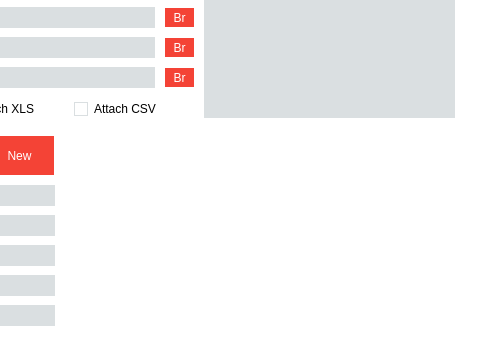
Old version of the form reporter.ui in the repository Davebudil/reporter; both pictures show x 386 to 866 and y 257 to 602 of the 866 by 602 pixel window.
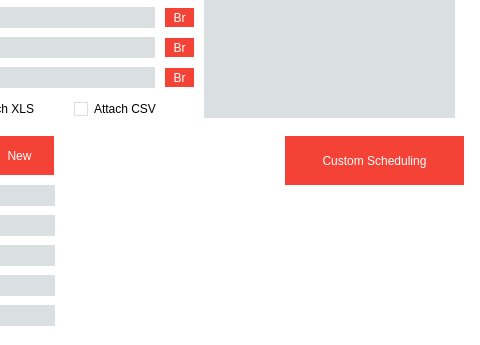
New version of the form. Icons and pictures are not drawn.

Commit message: Almost done with scheduling system and export

The edit to the form file:
```diff
--- a/reporter.ui
+++ b/reporter.ui
@@ -2719,6 +2719,19 @@
        </rect>
       </property>
      </widget>
+     <widget class="QToolButton" name="toolButton_4">
+      <property name="geometry">
+       <rect>
+        <x>670</x>
+        <y>370</y>
+        <width>181</width>
+        <height>51</height>
+       </rect>
+      </property>
+      <property name="text">
+       <string>Custom Scheduling</string>
+      </property>
+     </widget>
     </widget>
     <widget class="QWidget" name="SQL">
      <attribute name="title">
```
The commit also changes 13 other files.
